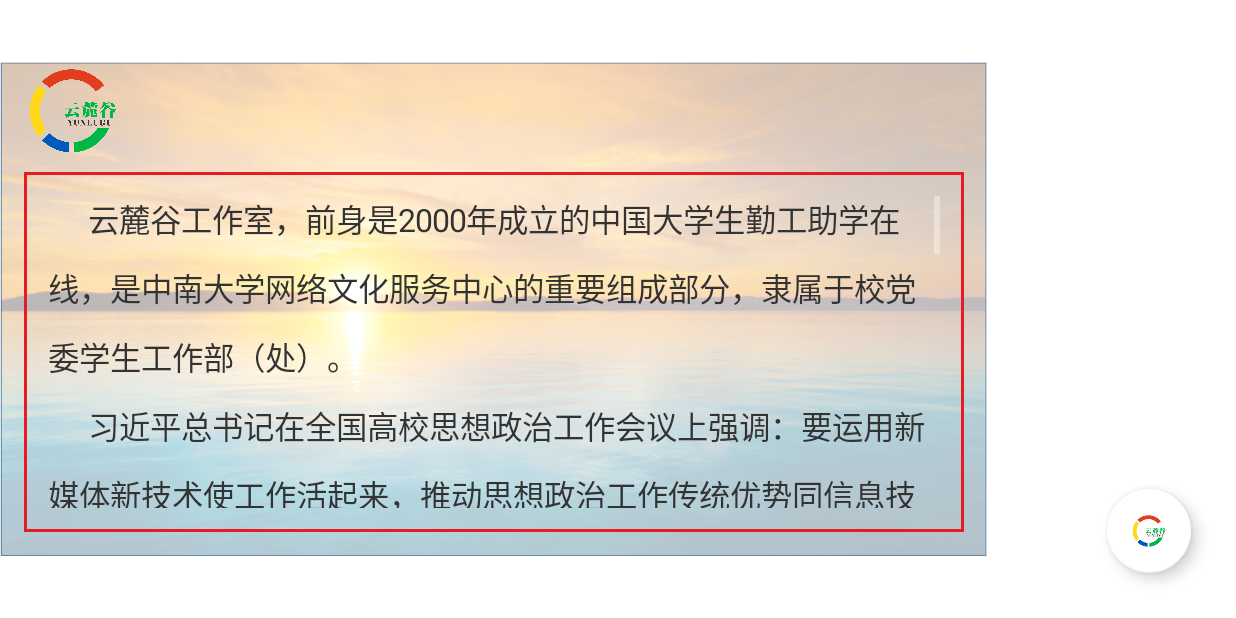
After one commit to pmsmall/showylg, an Android app: the JSShowTextActivity screen opened directly, with no data from a screen before it, on a phone screen of 824 x 412 dp (held sideways). The commit adds this screen. Run offline under Robolectric (Android 15) with nearby library versions, the phone set to English and light mode, and no system bars.

Commit message:
2017-3-22 v3.0 加上介绍

```diff
--- a/app/src/main/AndroidManifest.xml
+++ b/app/src/main/AndroidManifest.xml
@@ -90,6 +90,10 @@
         <activity android:name=".js.ImgSwitchActivity"
             android:screenOrientation="landscape"
             android:theme="@style/AlertActivity"></activity>
+        <activity
+            android:name=".js.JSShowTextActivity"
+            android:screenOrientation="landscape"
+            android:theme="@style/AlertActivity" />
     </application>
 
 </manifest>
--- a/app/src/main/java/com/ylg/panel/MainActivity.java
+++ b/app/src/main/java/com/ylg/panel/MainActivity.java
@@ -30,6 +30,7 @@ import android.widget.RelativeLayout;
 import com.ylg.panel.js.ImgSwitchActivity;
 import com.ylg.panel.js.JSMainActivity2;
 import com.ylg.panel.js.JSShowPicActivity;
+import com.ylg.panel.js.JSShowTextActivity;
 import com.ylg.panel.thread.HomeThread;
 import com.ylg.panel.thread.IconManager;
 import com.ylg.panel.thread.RandomThread;
@@ -229,9 +230,9 @@ public class MainActivity extends AppCompatActivity
 //                String result = " 云麓谷工作室，成立于2013年，前身是2000年成立的中国大学生勤工助学在线，是中南大学网络文化服务中心的重要组成部分，隶属于中南大学学生工作部（处）。奉行“技术中成长，服务中育人”的理念，多年来创作了一批批“富有特色、导向正确、影响深远”的网络文化微产品，服务师生。其中，由我们提供技术支持的辅导员技能大赛系统，在湖南省高校广泛使用，有利于湖南省辅导员素质的提升。另外，云麓谷服务号作为中南大学唯一的信息服务型多功能综合性微信号，兼具娱乐性、实用性、互动性于一体，目前拥有粉丝量15000余人 ，举办的“最美辅导员”活动，信息接收量达693912。查空教室，四六级成绩，计算机成绩，找人等多种快捷的功能广受学生欢迎，最近的一次四六级查询，一天内的查询量就达到77977次。通过交互型微产品，云麓工作室宣传网络德育，加强校园网络文明的构建力量，唱响网络思想文化主旋律。";
 //                show(result);
 //
-//                Intent po_yellow = new Intent(MainActivity.this, JSShowPicActivity.class);
+                Intent po_yellow = new Intent(MainActivity.this, JSShowTextActivity.class);
 //                po_yellow.setFlags(R.drawable.ylgall);
-//                startActivity(po_yellow);
+                startActivity(po_yellow);
                 return false;
             }
         });
@@ -281,6 +282,8 @@ public class MainActivity extends AppCompatActivity
                 m.wm_y0 = getPreferenceY(363.47f, wm.getHeight());
                 while (yy.getHeight() < 0) Thread.sleep(10);
                 m.yy_x0 = getPreferenceX(217, yy.getWidth());
+//                Log.d("Before resize->", ""+wm.getWidth());
+//                Log.d("Before resize->", ""+wm.getHeight());
                 m.yy_y0 = getPreferenceY(89, yy.getHeight());
                 while (xc.getHeight() < 0) Thread.sleep(10);
 //                m.xc_x0 = getPreferenceX(602.4f, xc.getWidth());
@@ -302,6 +305,8 @@ public class MainActivity extends AppCompatActivity
             xc = resizeBitmap(xc);
             xz = resizeBitmap(xz);
             yy = resizeBitmap(yy);
+//            Log.d("After resize->", ""+wm.getWidth());
+//            Log.d("After resize->", ""+wm.getHeight());
             m.setWidth(wm.getWidth());
             titleBitmap = resizeBitmap(titleBitmap);
             titleBitmap1 = resizeBitmap(titleBitmap1);
--- /dev/null
+++ b/app/src/main/java/com/ylg/panel/js/JSShowTextActivity.java
@@ -0,0 +1,57 @@
+package com.ylg.panel.js;
+
+import android.os.Bundle;
+import android.support.design.widget.FloatingActionButton;
+import android.support.v7.app.AppCompatActivity;
+import android.view.Display;
+import android.view.Gravity;
+import android.view.View;
+import android.view.Window;
+import android.view.WindowManager;
+
+import com.ylg.panel.R;
+import com.ylg.panel.js.views.WrapContentWidthCardText;
+
+/**
+ * Created by lenovo on 2017/3/21.
+ */
+
+public class JSShowTextActivity extends AppCompatActivity implements View.OnClickListener{
+
+    private WrapContentWidthCardText mCardText;
+
+    @Override
+    protected void onCreate(Bundle savedInstanceState) {
+        super.onCreate(savedInstanceState);
+        requestWindowFeature(Window.FEATURE_NO_TITLE);
+        getWindow().setFlags(WindowManager.LayoutParams.FLAG_FULLSCREEN, WindowManager.LayoutParams.FLAG_FULLSCREEN);
+        setContentView(R.layout.js_activity_showtext);
+        // 设置Activity大小
+        WindowManager manager = getWindowManager();
+        Display d = manager.getDefaultDisplay();
+
+        WindowManager.LayoutParams lp = getWindow().getAttributes();
+//        lp.height = (int) (d.getHeight() * 0.8);
+//        int width = (int)(lp.height * (originWidth / originHeight));
+//        lp.width = (int) (width);
+        // 修改 2017年2月19日15:13:57 将原屏幕高度的0.8倍改为全屏
+        lp.height = (int) (d.getHeight());
+        lp.width = (int) (d.getWidth());
+        getWindow().setAttributes(lp);
+        getWindow().setGravity(Gravity.CENTER_VERTICAL);
+        mCardText = (WrapContentWidthCardText) findViewById(R.id.iv_alert_show);
+        mCardText.setBackGroundResource(R.drawable.ylgall2);
+        mCardText.setContent(R.string.ylg);
+        // 设置fb按钮的监听
+        ((FloatingActionButton) findViewById(R.id.fb_back)).setOnClickListener(this);
+    }
+
+    @Override
+    public void onClick(View view) {
+        switch (view.getId()){
+            case R.id.fb_back:
+                this.finish();
+                break;
+        }
+    }
+}
--- /dev/null
+++ b/app/src/main/java/com/ylg/panel/js/views/WrapContentWidthCardText.java
@@ -0,0 +1,148 @@
+package com.ylg.panel.js.views;
+
+import android.content.Context;
+import android.util.AttributeSet;
+import android.util.Log;
+import android.view.LayoutInflater;
+import android.view.ViewGroup;
+import android.widget.ImageView;
+import android.widget.RelativeLayout;
+import android.widget.ScrollView;
+import android.widget.TextView;
+
+import com.ylg.panel.R;
+
+/**
+ * Created by lenovo on 2017/3/21.
+ */
+
+public class WrapContentWidthCardText extends RelativeLayout{
+    int widthMeasureSpec; int heightMeasureSpec;
+    /**
+     * 上下文
+     */
+    private Context mContext;
+    /**
+     * 显示文本控件
+     */
+    private TextView mTextView;
+    /**
+     * 容纳TextView
+     */
+    private ScrollView mScrollView;
+    /**
+     * root 布局
+     */
+    private RelativeLayout mRoot;
+
+    private ImageView mImageView;
+    /**
+     * 手机密度
+     */
+    private float mScale;
+    /**
+     * 背景图片Id
+     */
+    private int srcId;
+
+    /**
+     * 显示的文字内容
+     */
+    private String mContent;
+    /**
+     *
+     * @param context
+     */
+    public WrapContentWidthCardText(Context context) {
+        super(context);
+        init(context);
+    }
+
+    /**
+     *
+     * @param context
+     * @param attrs
+     * @param defStyleAttr
+     */
+    public WrapContentWidthCardText(Context context, AttributeSet attrs, int defStyleAttr) {
+        super(context, attrs, defStyleAttr);
+        init(context);
+    }
+
+    /**
+     *
+     * @param context
+     * @param attrs
+     */
+    public WrapContentWidthCardText(Context context, AttributeSet attrs) {
+        super(context, attrs);
+        init(context);
+    }
+
+    /**
+     *
+     * @param context
+     */
+    private void init(Context context){
+        mContext = context;
+        mScale = context.getResources().getDisplayMetrics().density;
+        LayoutInflater.from(mContext).inflate(R.layout.view_cardtext, this);
+        mRoot = (RelativeLayout) findViewById(R.id.root);
+        mScrollView = (ScrollView) findViewById(R.id.scrollView);
+        mTextView = (TextView) findViewById(R.id.tv_content);
+        mImageView = (ImageView) findViewById(R.id.iv_logo);
+    }
+
+    /**
+     * 设置背景
+     * @param imageId
+     */
+    public void setBackGroundResource(Integer imageId){
+        mRoot.setBackgroundResource(imageId);
+//        params.leftMargin = leftmargin;
+//        params.topMargin = topmargin;
+        int imageWidth = (int) (getResources().getDisplayMetrics().heightPixels * 0.8 * 0.2);
+
+        int leftMargin = (int) (getResources().getDisplayMetrics().heightPixels * 0.8 * 0.05);
+        LayoutParams params1 = new LayoutParams(imageWidth, imageWidth);
+        params1.leftMargin = leftMargin;
+        mImageView.setLayoutParams(params1);
+
+        LayoutParams params = new LayoutParams(ViewGroup.LayoutParams.MATCH_PARENT, ViewGroup.LayoutParams.MATCH_PARENT);
+        params.leftMargin = leftMargin;
+        params.rightMargin = leftMargin;
+        params.bottomMargin = leftMargin;
+        params.topMargin = imageWidth + leftMargin / 2;
+        mScrollView.setLayoutParams(params);
+    }
+    public void setContent(Integer strId){
+        int textScaleX;
+//        mTextView.setTextScaleX(textScaleX);
+        Log.d("TAG",""+mScale);
+        if(mScale < 2){
+            textScaleX = (int) (2 / mScale * 16 + 0.5f);
+            mTextView.setTextSize(textScaleX);
+        }
+        mTextView.setText(strId);
+        mTextView.setTextColor(getResources().getColor(R.color.black));
+    }
+    /**
+     *
+     * @param widthMeasureSpec
+     * @param heightMeasureSpec
+     */
+    @Override
+    protected void onMeasure(int widthMeasureSpec, int heightMeasureSpec) {
+        int height = 0, width = 0;
+        height= getMeasuredHeight();
+        width = getMeasuredWidth();
+        if (height > 0) {
+            int screenHeight = (int) (this.getResources().getDisplayMetrics().heightPixels*0.8);
+            heightMeasureSpec = MeasureSpec.makeMeasureSpec(screenHeight , MeasureSpec.EXACTLY);
+            widthMeasureSpec = MeasureSpec.makeMeasureSpec((int)(width * screenHeight/ height), MeasureSpec.EXACTLY);
+            this.widthMeasureSpec = widthMeasureSpec;
+            this.heightMeasureSpec = heightMeasureSpec;
+        }
+        super.onMeasure(widthMeasureSpec, heightMeasureSpec);
+    }
+}
--- /dev/null
+++ b/app/src/main/res/drawable/border_color.xml
@@ -0,0 +1,5 @@
+<?xml version="1.0" encoding="utf-8"?>
+<shape xmlns:android="http://schemas.android.com/apk/res/android"
+        android:shape="rectangle">
+    <stroke android:color="@color/red" android:width="2dp"></stroke>
+</shape>
--- a/app/src/main/res/layout/content_main.xml
+++ b/app/src/main/res/layout/content_main.xml
@@ -30,7 +30,18 @@
         android:layout_alignStart="@+id/imageView2"
         android:layout_marginStart="129dp"
         android:layout_marginTop="47dp"
-        android:id="@+id/imageView4" />
+        android:id="@+id/imageView4" /> 技术
+
+    <ImageView
+        android:layout_width="wrap_content"
+        android:layout_height="wrap_content"
+        app:srcCompat="@android:color/background_light"
+        android:layout_below="@+id/imageView6"
+        android:layout_alignEnd="@+id/imageView4"
+        android:layout_marginEnd="46dp"
+        android:layout_marginTop="97dp"
+
+        android:id="@+id/imageView5" /> 外媒
 
     <ImageView
         android:layout_width="wrap_content"
@@ -40,17 +51,7 @@
         android:layout_alignParentEnd="true"
         android:layout_marginEnd="121dp"
         android:layout_marginTop="15dp"
-        android:id="@+id/imageView5" />
-
-    <ImageView
-        android:layout_width="wrap_content"
-        android:layout_height="wrap_content"
-        app:srcCompat="@android:color/background_light"
-        android:layout_below="@+id/imageView5"
-        android:layout_alignEnd="@+id/imageView4"
-        android:layout_marginEnd="46dp"
-        android:layout_marginTop="97dp"
-        android:id="@+id/imageView6" />
+        android:id="@+id/imageView6" /> 宣传
 
     <ImageView
         android:layout_width="wrap_content"
@@ -59,7 +60,7 @@
         android:layout_alignBottom="@+id/imageView6"
         android:layout_toEndOf="@+id/imageView6"
         android:layout_marginStart="59dp"
-        android:id="@+id/imageView7" />
+        android:id="@+id/imageView7" /> 行政
 
     <ImageView
         android:layout_width="wrap_content"
@@ -69,7 +70,7 @@
         android:layout_alignParentEnd="true"
         android:layout_marginEnd="101dp"
         android:layout_marginTop="19dp"
-        android:id="@+id/imageView8" />
+        android:id="@+id/imageView8" /> 运营
 
     <ImageView
         android:layout_width="wrap_content"
--- /dev/null
+++ b/app/src/main/res/layout/js_activity_showtext.xml
@@ -0,0 +1,26 @@
+<?xml version="1.0" encoding="utf-8"?>
+<RelativeLayout xmlns:android="http://schemas.android.com/apk/res/android"
+    android:orientation="vertical"
+    xmlns:app="http://schemas.android.com/apk/res-auto"
+    android:background="#ffffff"
+    android:layout_width="match_parent"
+    android:layout_height="match_parent">
+
+    <com.ylg.panel.js.views.WrapContentWidthCardText
+        android:id="@+id/iv_alert_show"
+        android:layout_width="match_parent"
+        android:layout_height="match_parent"
+        android:layout_centerInParent="true"
+        android:background="#fff"/>
+
+    <android.support.design.widget.FloatingActionButton
+        android:id="@+id/fb_back"
+        android:layout_width="wrap_content"
+        android:layout_height="wrap_content"
+        android:layout_gravity="bottom|end"
+        android:layout_alignParentBottom="true"
+        android:layout_alignParentRight="true"
+        android:layout_margin="@dimen/fab_margin"
+        app:backgroundTint="#ffffff"
+        app:srcCompat="@drawable/ylg"/>
+</RelativeLayout>
--- /dev/null
+++ b/app/src/main/res/layout/view_cardtext.xml
@@ -0,0 +1,37 @@
+<?xml version="1.0" encoding="utf-8"?>
+<RelativeLayout xmlns:android="http://schemas.android.com/apk/res/android"
+    android:orientation="vertical"
+    android:layout_width="match_parent"
+    android:layout_height="match_parent"
+    android:id="@+id/root">
+    <ImageView
+        android:id="@+id/iv_logo"
+        android:layout_width="128dp"
+        android:layout_height="128dp"
+        android:layout_alignParentTop="true"
+        android:layout_marginLeft="64dp"
+        android:src="@drawable/logo"/>
+    <ScrollView
+        android:id="@+id/scrollView"
+        android:layout_width="match_parent"
+        android:layout_height="match_parent"
+        android:layout_centerInParent="true"
+        android:layout_toEndOf="@id/iv_logo"
+        android:layout_marginLeft="64dp"
+        android:layout_marginRight="64dp"
+        android:layout_marginTop="48dp"
+        android:layout_marginBottom="48dp"
+        android:padding="16dp"
+        android:scrollbars="vertical"
+        android:fillViewport="true"
+        android:background="@drawable/border_color">
+
+        <TextView
+            android:id="@+id/tv_content"
+            android:layout_width="match_parent"
+            android:layout_height="match_parent"
+            android:textSize="20sp"
+            android:lineSpacingMultiplier="1.5" />
+    </ScrollView>
+
+</RelativeLayout>
--- a/app/src/main/res/values/colors.xml
+++ b/app/src/main/res/values/colors.xml
@@ -4,4 +4,7 @@
     <color name="colorPrimaryDark">#303F9F</color>
     <color name="colorAccent">#FF4081</color>
     <color name="blue">#005df6</color>
+
+    <color name="black">#333333</color>
+    <color name="red">#e51c23</color>
 </resources>
--- a/app/src/main/res/values/strings.xml
+++ b/app/src/main/res/values/strings.xml
@@ -26,4 +26,6 @@
     <string name="title_item_detail">Item Detail</string>
     <string name="cancel">取消</string>
     <string name="ok">OK</string>
+    <string name="ylg">\t\t云麓谷工作室，前身是2000年成立的中国大学生勤工助学在线，是中南大学网络文化服务中心的重要组成部分，隶属于校党委学生工作部（处）。\n\t\t习近平总书记在全国高校思想政治工作会议上强调：要运用新媒体新技术使工作活起来，推动思想政治工作传统优势同信息技术高度融合，增强时代感和吸引力。为此，工作室秉持“技术中成长，服务中育人”的理念。\n\t\t在“技术服务”方面，平台创作了一大批“富有特色、导向正确、影响深远”的网络文化微产品。其中，由我们技术开发的辅导员技能大赛系统，在湖南省高校广泛使用；另外，云麓谷服务号作为学校唯一的信息服务型多功能综合性微信号，兼具娱乐性、实用性、互动性于一体，目前拥有粉丝量15000余人 ，举办的“最美辅导员”活动，信息接收量达693912次。查空教室，查四六级成绩、计算机成绩，找同学、找老师等多种便捷的功能广受师生欢迎，最近的一次四六级成绩查询，一天内的查询量就达到77977次。多年来为一大批优秀学生提供了锻炼成长的平台，从我们这里走出去的毕业生大多进入五百强等知名企业。\n\t\t在"服务育人"方面，云麓谷微信公众号从学生工作的角度传播正能量，去年推出的张尧学校长在新生开学典礼、毕业典礼上的讲话、长征主题系列推送等广受关注；云麓谷微博积极运用当前受众较广的直播技术，对学校重大思政活动、会议等进行网络高清直播，广受学生、家长、和社会欢迎；云麓园BBS论坛是当前国内排名靠前的校内社区论坛，共计有注册会员14.5万人，发帖总数达176万余个，云麓园BBS微信公众号定期推送学生喜闻乐见的文化产品，引领积极向上的校园生活方式。\n\t\t云麓谷工作室坚持从技术和服务两方面共同交织加强校园网络文明建设，形成了一个立体的网络思想政治教育阵地，唱响校园网络思想文化主旋律。
+</string>
 </resources>
```
Also changed, not shown: app/src/main/res/drawable/logo.png (added), app/src/main/res/drawable/ylgall2.png (added).
